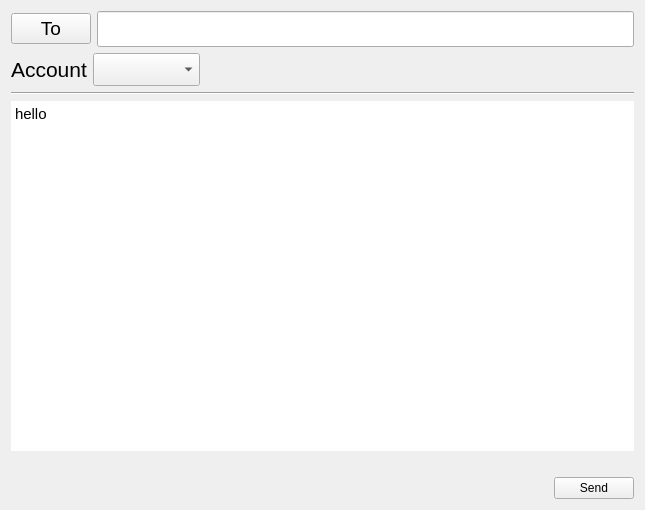
First picture: the form in src/composewindow.ui, repository maemo-leste/conversations, before the edit.
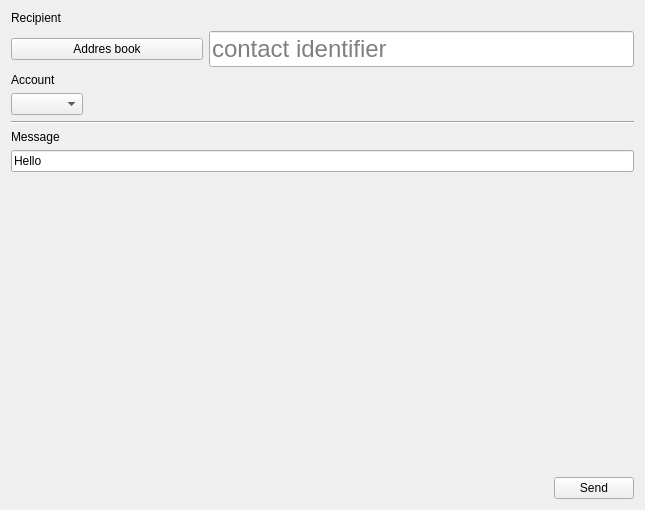
Second picture: the form after the edit. Icons and pictures are not drawn.

Commit message: compose: osso/abook contact chooser dialog

```diff
--- a/src/composewindow.ui
+++ b/src/composewindow.ui
@@ -25,17 +25,25 @@
   </property>
   <widget class="QWidget" name="centralWidget">
    <layout class="QVBoxLayout" name="verticalLayout">
+    <item>
+     <widget class="QLabel" name="label_2">
+      <property name="text">
+       <string>Recipient</string>
+      </property>
+     </widget>
+    </item>
     <item>
      <layout class="QHBoxLayout" name="horizontalLayout">
       <item>
        <widget class="QPushButton" name="btnTo">
-        <property name="font">
-         <font>
-          <pointsize>14</pointsize>
-         </font>
+        <property name="minimumSize">
+         <size>
+          <width>192</width>
+          <height>0</height>
+         </size>
         </property>
         <property name="text">
-         <string>To</string>
+         <string>Addres book</string>
         </property>
        </widget>
       </item>
@@ -46,32 +54,24 @@
           <pointsize>18</pointsize>
          </font>
         </property>
+        <property name="placeholderText">
+         <string>contact identifier</string>
+        </property>
        </widget>
       </item>
      </layout>
     </item>
+    <item>
+     <widget class="QLabel" name="label">
+      <property name="text">
+       <string>Account</string>
+      </property>
+     </widget>
+    </item>
     <item>
      <layout class="QHBoxLayout" name="horizontalLayout_4">
       <item>
-       <widget class="QLabel" name="label">
-        <property name="font">
-         <font>
-          <pointsize>16</pointsize>
-         </font>
-        </property>
-        <property name="text">
-         <string>Account</string>
-        </property>
-       </widget>
-      </item>
-      <item>
-       <widget class="QComboBox" name="comboAccount">
-        <property name="font">
-         <font>
-          <pointsize>16</pointsize>
-         </font>
-        </property>
-       </widget>
+       <widget class="QComboBox" name="comboAccount"/>
       </item>
       <item>
        <spacer name="horizontalSpacer_2">
@@ -96,33 +96,16 @@
      </widget>
     </item>
     <item>
-     <widget class="QTextEdit" name="text_msg">
-      <property name="sizePolicy">
-       <sizepolicy hsizetype="Expanding" vsizetype="Expanding">
-        <horstretch>0</horstretch>
-        <verstretch>0</verstretch>
-       </sizepolicy>
+     <widget class="QLabel" name="label_3">
+      <property name="text">
+       <string>Message</string>
       </property>
-      <property name="font">
-       <font>
-        <pointsize>18</pointsize>
-       </font>
-      </property>
-      <property name="frameShape">
-       <enum>QFrame::NoFrame</enum>
-      </property>
-      <property name="frameShadow">
-       <enum>QFrame::Plain</enum>
-      </property>
-      <property name="lineWidth">
-       <number>0</number>
-      </property>
-      <property name="html">
-       <string>&lt;!DOCTYPE HTML PUBLIC &quot;-//W3C//DTD HTML 4.0//EN&quot; &quot;http://www.w3.org/TR/REC-html40/strict.dtd&quot;&gt;
-&lt;html&gt;&lt;head&gt;&lt;meta name=&quot;qrichtext&quot; content=&quot;1&quot; /&gt;&lt;style type=&quot;text/css&quot;&gt;
-p, li { white-space: pre-wrap; }
-&lt;/style&gt;&lt;/head&gt;&lt;body style=&quot; font-family:'Ubuntu'; font-size:18pt; font-weight:400; font-style:normal;&quot;&gt;
-&lt;p style=&quot; margin-top:0px; margin-bottom:0px; margin-left:0px; margin-right:0px; -qt-block-indent:0; text-indent:0px;&quot;&gt;&lt;span style=&quot; font-size:11pt;&quot;&gt;hello&lt;/span&gt;&lt;/p&gt;&lt;/body&gt;&lt;/html&gt;</string>
+     </widget>
+    </item>
+    <item>
+     <widget class="QLineEdit" name="text_msg">
+      <property name="text">
+       <string>Hello</string>
       </property>
      </widget>
     </item>
@@ -131,13 +114,10 @@
       <property name="orientation">
        <enum>Qt::Vertical</enum>
       </property>
-      <property name="sizeType">
-       <enum>QSizePolicy::Maximum</enum>
-      </property>
       <property name="sizeHint" stdset="0">
        <size>
         <width>20</width>
-        <height>20</height>
+        <height>40</height>
        </size>
       </property>
      </spacer>
```
Left out of the diff: 2 changed lines with no effect on the pictures. The commit also changes 7 other files.
